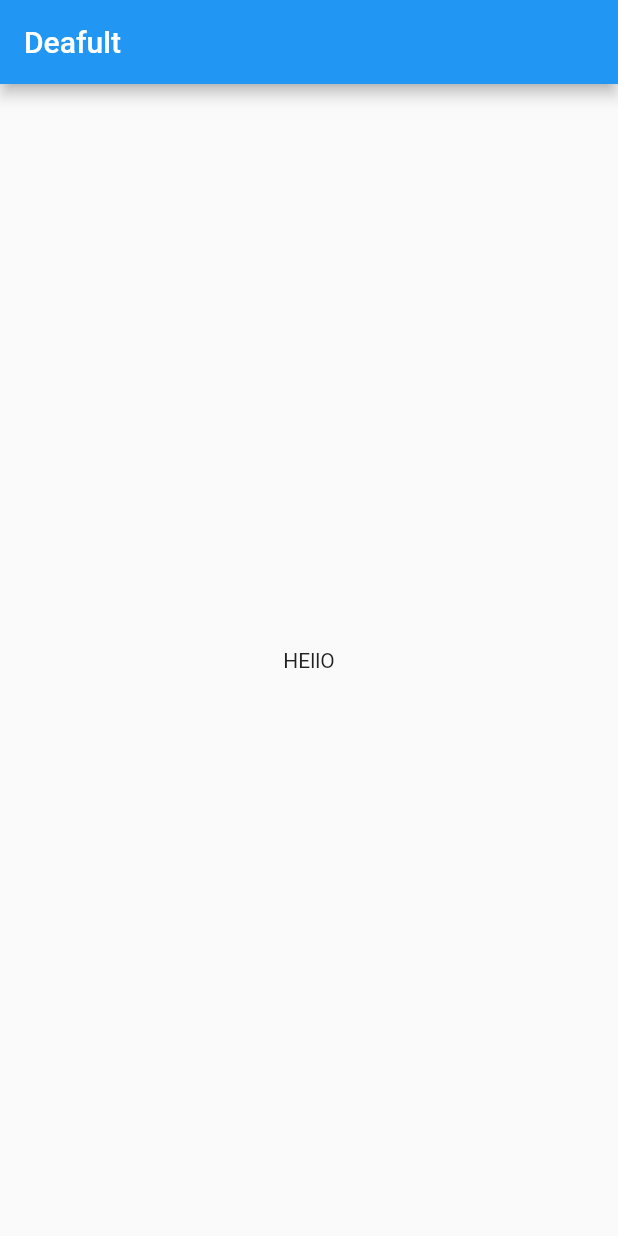
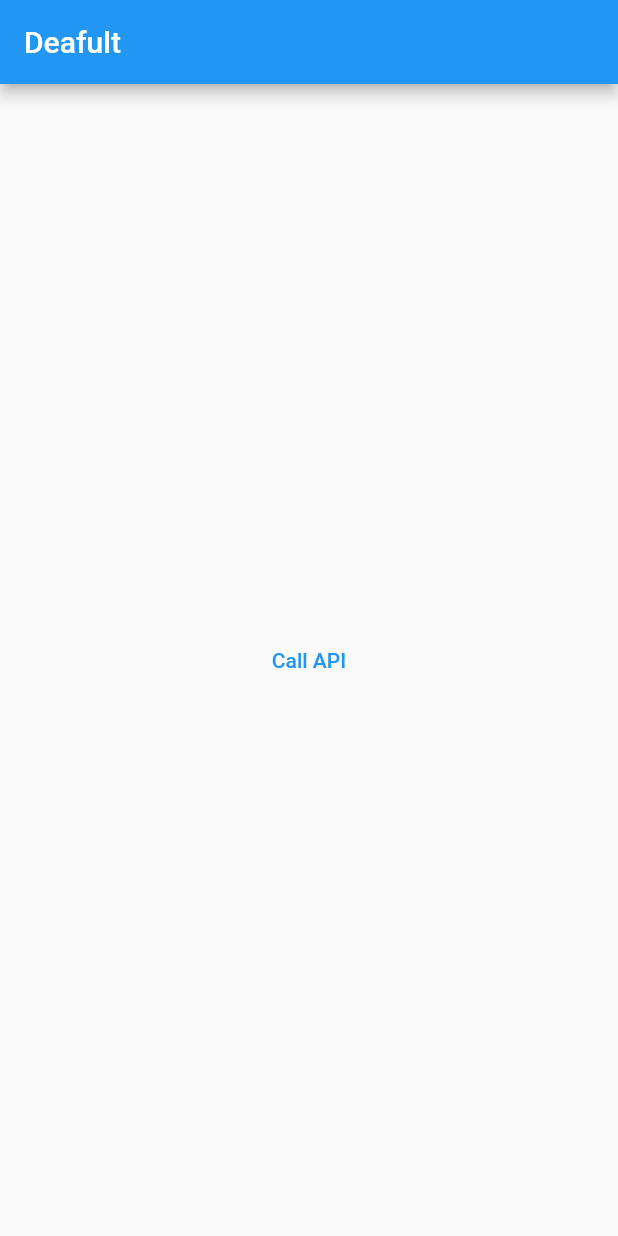
Before and after one commit to Abdusamad98/flutter_nt_ten, a Flutter app: the screen it shows after launch, on a phone screen of 412 x 824 dp. Run offline on Flutter 3.47's test engine with Material 3 defaults, Android fonts, the light colour scheme and no system bars.

Commit message:
Some changes

```diff
--- a/lib/hello_screen.dart
+++ b/lib/hello_screen.dart
@@ -1,16 +1,33 @@
 import 'package:flutter/material.dart';
 import 'package:flutter_nt_ten/utils/colors/app_colors.dart';
+import 'package:http/http.dart' as http;
 
+class HelloScreen extends StatefulWidget {
+  const HelloScreen({super.key});
 
-class HelloScreen extends StatelessWidget {
-  const HelloScreen({super.key});
+  @override
+  State<HelloScreen> createState() => _HelloScreenState();
+}
+
+class _HelloScreenState extends State<HelloScreen> {
+  Future<http.Response> fetchAlbum() {
+    return http.get(Uri.parse('https://jsonplaceholder.typicode.com/albums/'));
+  }
 
   @override
   Widget build(BuildContext context) {
     return Scaffold(
       backgroundColor: AppColors.white,
-      appBar: AppBar(title: Text("Deafult"),),
-      body: Center(child: const Text("HEllO"),),
+      appBar: AppBar(
+        title: Text("Deafult"),
+      ),
+      body: Center(
+          child: TextButton(
+        onPressed: () {
+          fetchAlbum();
+        },
+        child: Text("Call API"),
+      )),
     );
   }
 }
--- a/pubspec.yaml
+++ b/pubspec.yaml
@@ -36,6 +36,7 @@ dependencies:
   # Use with the CupertinoIcons class for iOS style icons.
   cupertino_icons: ^1.0.2
   flutter_svg: ^2.0.9
+  http: ^1.2.0
 
 dev_dependencies:
   flutter_test:
```
Also changed, not shown: pubspec.lock, 2 other files.
